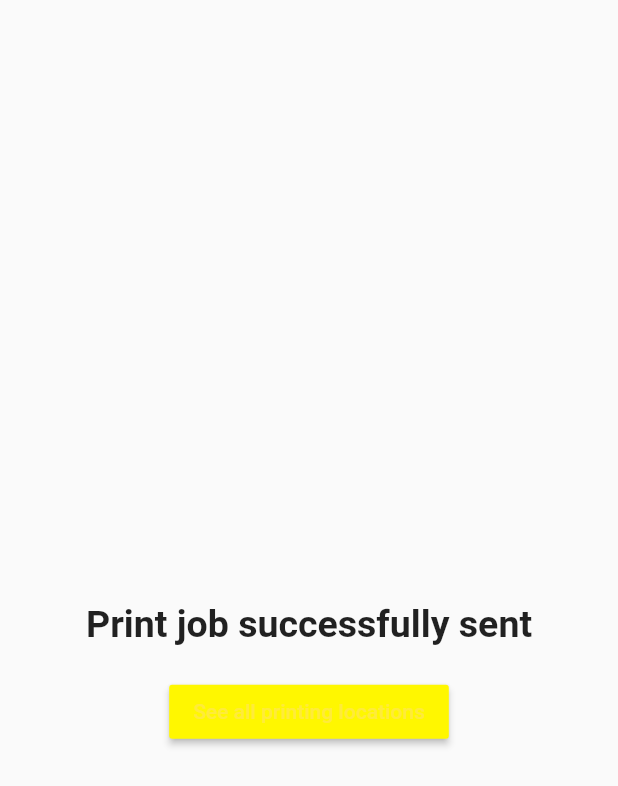
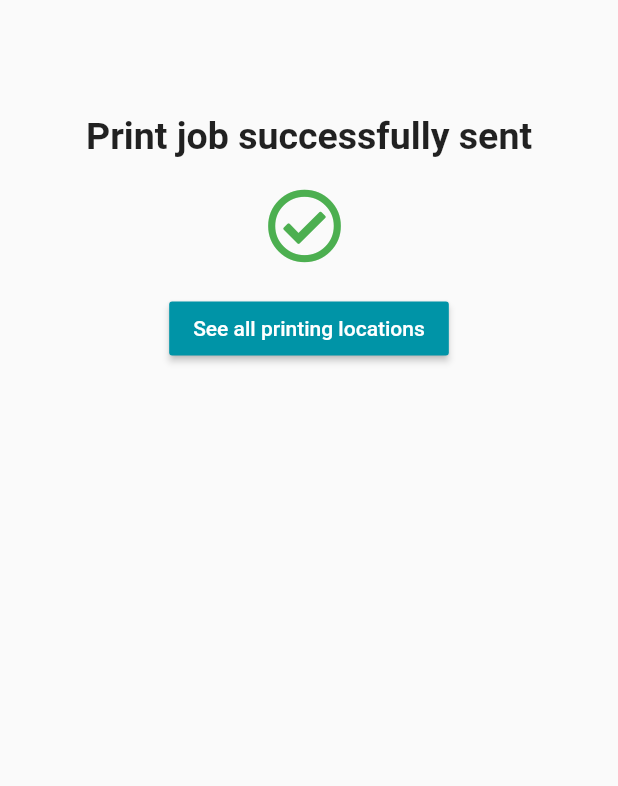
Before and after one commit to akshathjain/HackCMU2019, a Flutter app: the screen it shows after launch, on a phone screen of 412 x 824 dp. Shown: the top 786 px of the screen. Run offline on Flutter 3.47's test engine with Material 2 defaults, Android fonts, the phone set to English and light mode, and no system bars; our stand-ins replace font_awesome_flutter.

Commit message:
Button link

```diff
--- a/print_at_cmu/lib/ui/print_verification_panel.dart
+++ b/print_at_cmu/lib/ui/print_verification_panel.dart
@@ -5,6 +5,9 @@ Purpose: shows a confirmation that your document has printed
 
 import 'package:flutter/material.dart';
 import 'package:flutter/widgets.dart';
+import 'package:print_at_cmu/assets/colors.dart';
+import 'package:font_awesome_flutter/font_awesome_flutter.dart';
+import 'package:url_launcher/url_launcher.dart';
 
 class PrintVerificationPanel extends StatelessWidget {
   @override
@@ -20,18 +23,30 @@ class PrintVerificationPanel extends StatelessWidget {
           ),
           textAlign: TextAlign.center
         ),
+        _icon(FontAwesomeIcons.checkCircle),
+        SizedBox(height: 20),
         RaisedButton(
-          onPressed: () {},
-          textColor: Colors.yellow,
-          color: Color(0xfffff700),
+          onPressed: () => launch('http://www.cmu.edu/computing/services/endpoint/printing-kiosks/locations.html'),
+          textColor: Colors.white,
+          color: Palette.ACCENT_COLOR,
 
           child: Text(
             "See all printing locations"
           )
         )
       ],
-      mainAxisAlignment: MainAxisAlignment.center,
+      mainAxisAlignment: MainAxisAlignment.start,
 
     );
   }
+  Widget _icon(IconData data){
+    return Container(
+      padding: const EdgeInsets.fromLTRB(8,0,14,0),
+      child: Icon(
+        data,
+        color: Colors.green,
+        size: 50.0,
+      ),
+    );
+  }
 }
--- a/print_at_cmu/pubspec.yaml
+++ b/print_at_cmu/pubspec.yaml
@@ -13,6 +13,7 @@ dependencies:
   sliding_up_panel: ^0.3.5
   file_picker: ^1.4.0+1
   font_awesome_flutter: ^8.5.0
+  url_launcher: ^5.1.3
 
 dev_dependencies:
   flutter_test:
```
Also changed, not shown: print_at_cmu/pubspec.lock.
